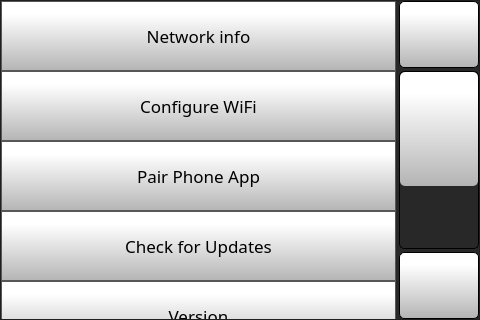
First picture: the form in octoprint_Julia3GTouchUI/Test2.ui, repository FracktalWorks/Julia3GTouchUI, before the edit.
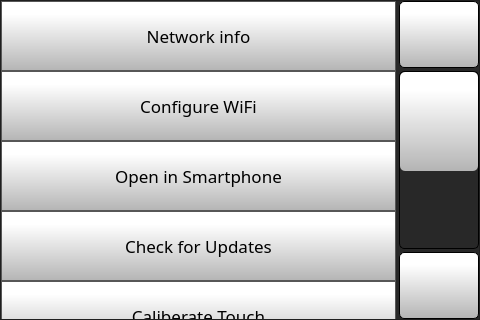
Second picture: the form after the edit. The open tabs and pages were chosen to show the change. Icons and pictures are not drawn.

Commit message: Smartphone app QR code

```diff
--- a/octoprint_Julia3GTouchUI/Test2.ui
+++ b/octoprint_Julia3GTouchUI/Test2.ui
@@ -1709,7 +1709,7 @@
          <x>0</x>
          <y>0</y>
          <width>398</width>
-         <height>490</height>
+         <height>560</height>
         </rect>
        </property>
        <layout class="QVBoxLayout" name="verticalLayout">
@@ -1868,7 +1868,7 @@
 }</string>
           </property>
           <property name="text">
-           <string>Pair Phone App</string>
+           <string>Open in Smartphone</string>
           </property>
           <property name="iconSize">
            <size>
@@ -1928,6 +1928,56 @@
           </property>
          </widget>
         </item>
+        <item>
+         <widget class="QPushButton" name="c">
+          <property name="minimumSize">
+           <size>
+            <width>0</width>
+            <height>70</height>
+           </size>
+          </property>
+          <property name="font">
+           <font>
+            <family>Gotham</family>
+            <pointsize>13</pointsize>
+           </font>
+          </property>
+          <property name="styleSheet">
+           <string notr="true">QPushButton {
+     border: 1px solid rgb(87, 87, 87);
+	background-color: qlineargradient(spread:pad, x1:0, y1:1, x2:0, y2:0.188, stop:0 rgba(180, 180, 180, 255), stop:1 rgba(255, 255, 255, 255));
+
+
+}
+
+QPushButton:pressed {
+    background-color: qlineargradient(x1: 0, y1: 0, x2: 0, y2: 1,
+                                      stop: 0 #dadbde, stop: 1 #f6f7fa);
+}
+
+QPushButton:flat {
+    border: none; /* no border for a flat push button */
+}
+
+QPushButton:default {
+    border-color: navy; /* make the default button prominent */
+}
+
+QPushButton:focus {
+	outline: none;
+}</string>
+          </property>
+          <property name="text">
+           <string>Caliberate Touch</string>
+          </property>
+          <property name="iconSize">
+           <size>
+            <width>40</width>
+            <height>40</height>
+           </size>
+          </property>
+         </widget>
+        </item>
         <item>
          <widget class="QPushButton" name="versionButton">
           <property name="minimumSize">
```
Left out of the diff: 6 changed lines with no effect on the pictures. The commit also changes 3 other files.
